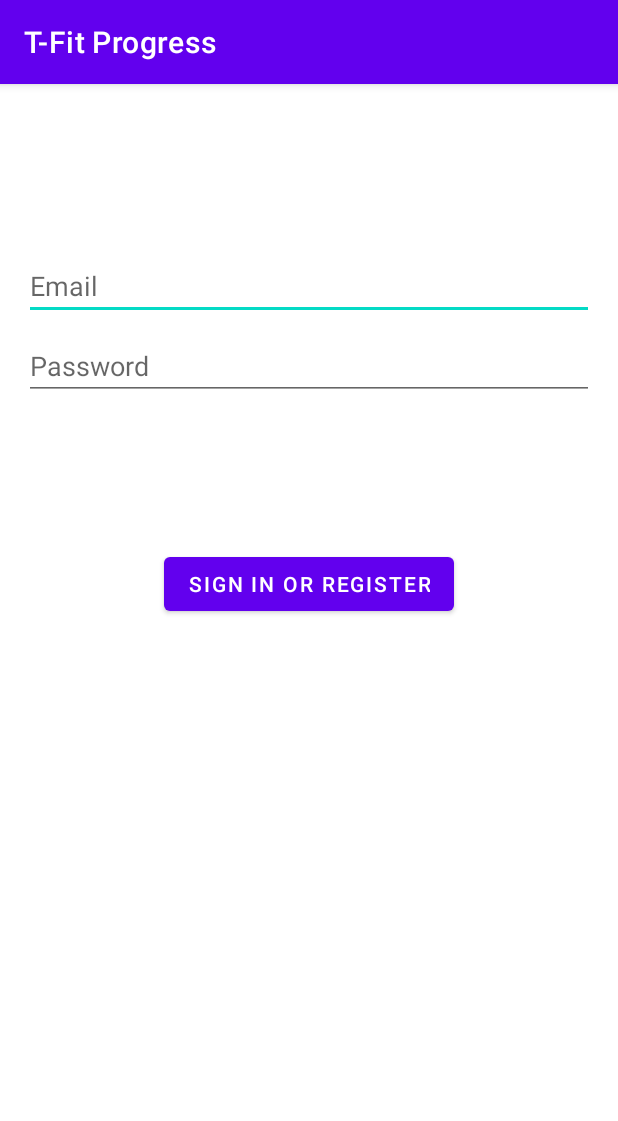
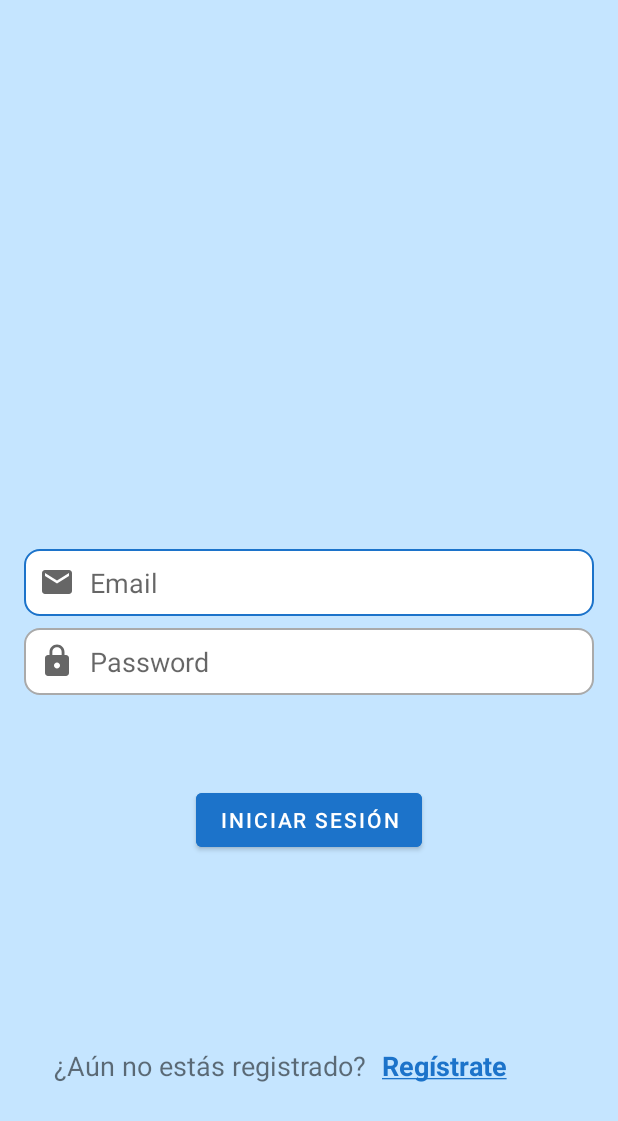
Before and after one commit to JuandeCuesta/T-FitProgress, an Android app: the screen it shows after launch (LoginActivity), on a phone screen of 412 x 824 dp. Shown: the top 1121 px of the screen. Run offline under Robolectric (Android 15) with nearby library versions, the phone set to English and light mode, and no system bars.

Commit message:
Login and Register

```diff
--- a/app/src/main/java/edu/juandecuesta/t_fitprogress/LoginActivity.kt
+++ b/app/src/main/java/edu/juandecuesta/t_fitprogress/LoginActivity.kt
@@ -24,13 +24,16 @@ class LoginActivity : AppCompatActivity() {
 
         val password = binding.password
         val login = binding.login
-        val loading = binding.loading
 
         login.setOnClickListener {
-            loading.visibility = View.VISIBLE
             val myIntent = Intent (this, MainActivity::class.java)
             startActivity(myIntent)
             finish()
+        }
+
+        binding.signUp.setOnClickListener {
+            val myIntent = Intent (this, RegisterActivity::class.java)
+            startActivity(myIntent)
         }
     }
 
--- /dev/null
+++ b/app/src/main/res/drawable/custom_edittext.xml
@@ -0,0 +1,17 @@
+<?xml version="1.0" encoding="utf-8"?>
+<selector xmlns:android="http://schemas.android.com/apk/res/android">
+    <item android:state_enabled="true" android:state_focused="true">
+        <shape android:shape="rectangle">
+            <solid android:color="@color/white"/>
+            <corners android:radius="10dp"/>
+            <stroke android:color="@color/blue_700" android:width="1dp"/>
+        </shape>
+    </item>
+    <item android:state_enabled="true">
+        <shape android:shape="rectangle">
+            <solid android:color="@color/white"/>
+            <corners android:radius="10dp"/>
+            <stroke android:color="@android:color/darker_gray" android:width="1dp"/>
+        </shape>
+    </item>
+</selector>
--- /dev/null
+++ b/app/src/main/res/drawable/ic_baseline.xml
@@ -0,0 +1,10 @@
+<vector xmlns:android="http://schemas.android.com/apk/res/android"
+    android:width="24dp"
+    android:height="24dp"
+    android:viewportWidth="24"
+    android:viewportHeight="24"
+    android:tint="?attr/colorControlNormal">
+  <path
+      android:fillColor="@android:color/darker_gray"
+      android:pathData="M20,4L4,4c-1.1,0 -1.99,0.9 -1.99,2L2,18c0,1.1 0.9,2 2,2h16c1.1,0 2,-0.9 2,-2L22,6c0,-1.1 -0.9,-2 -2,-2zM20,8l-8,5 -8,-5L4,6l8,5 8,-5v2z"/>
+</vector>
--- /dev/null
+++ b/app/src/main/res/drawable/ic_lock.xml
@@ -0,0 +1,10 @@
+<vector xmlns:android="http://schemas.android.com/apk/res/android"
+    android:width="24dp"
+    android:height="24dp"
+    android:viewportWidth="24"
+    android:viewportHeight="24"
+    android:tint="?attr/colorControlNormal">
+  <path
+      android:fillColor="@android:color/darker_gray"
+      android:pathData="M18,8h-1L17,6c0,-2.76 -2.24,-5 -5,-5S7,3.24 7,6v2L6,8c-1.1,0 -2,0.9 -2,2v10c0,1.1 0.9,2 2,2h12c1.1,0 2,-0.9 2,-2L20,10c0,-1.1 -0.9,-2 -2,-2zM12,17c-1.1,0 -2,-0.9 -2,-2s0.9,-2 2,-2 2,0.9 2,2 -0.9,2 -2,2zM15.1,8L8.9,8L8.9,6c0,-1.71 1.39,-3.1 3.1,-3.1 1.71,0 3.1,1.39 3.1,3.1v2z"/>
+</vector>
--- a/app/src/main/res/layout/activity_login.xml
+++ b/app/src/main/res/layout/activity_login.xml
@@ -5,20 +5,25 @@
     android:id="@+id/container"
     android:layout_width="match_parent"
     android:layout_height="match_parent"
+    android:background="@color/blue_200"
     android:paddingLeft="@dimen/activity_horizontal_margin"
     android:paddingTop="@dimen/activity_vertical_margin"
     android:paddingRight="@dimen/activity_horizontal_margin"
     android:paddingBottom="@dimen/activity_vertical_margin"
-    tools:context=".ui.login.LoginActivity">
+    tools:context=".LoginActivity">
 
     <EditText
         android:id="@+id/username"
         android:layout_width="0dp"
         android:layout_height="wrap_content"
-        android:layout_marginTop="96dp"
+        android:layout_marginTop="350dp"
         android:hint="@string/prompt_email"
+        android:drawableStart="@drawable/ic_baseline"
+        android:drawablePadding="10dp"
+        android:background="@drawable/custom_edittext"
         android:inputType="textEmailAddress"
         android:selectAllOnFocus="true"
+        android:padding="10dp"
         app:layout_constraintEnd_toEndOf="parent"
         app:layout_constraintStart_toStartOf="parent"
         app:layout_constraintTop_toTopOf="parent" />
@@ -27,9 +32,13 @@
         android:id="@+id/password"
         android:layout_width="0dp"
         android:layout_height="wrap_content"
+        android:drawableStart="@drawable/ic_lock"
+        android:drawablePadding="10dp"
+        android:background="@drawable/custom_edittext"
         android:layout_marginTop="8dp"
         android:hint="@string/prompt_password"
-        android:imeActionLabel="@string/action_sign_in_short"
+        android:imeActionLabel="@string/sign_in"
+        android:padding="10dp"
         android:imeOptions="actionDone"
         android:inputType="textPassword"
         android:selectAllOnFocus="true"
@@ -44,26 +53,41 @@
         android:layout_gravity="start"
         android:layout_marginTop="16dp"
         android:layout_marginBottom="64dp"
+        android:backgroundTint="@color/blue_700"
         android:enabled="true"
-        android:text="@string/action_sign_in"
+        android:text="@string/sign_in"
         app:layout_constraintBottom_toBottomOf="parent"
         app:layout_constraintEnd_toEndOf="parent"
         app:layout_constraintStart_toStartOf="parent"
         app:layout_constraintTop_toBottomOf="@+id/password"
         app:layout_constraintVertical_bias="0.2" />
 
-    <ProgressBar
-        android:id="@+id/loading"
+    <TextView
+        android:id="@+id/textView2"
         android:layout_width="wrap_content"
         android:layout_height="wrap_content"
-        android:layout_gravity="center"
-        android:layout_marginTop="64dp"
-        android:layout_marginBottom="64dp"
-        android:visibility="gone"
-        app:layout_constraintBottom_toBottomOf="parent"
-        app:layout_constraintEnd_toEndOf="@+id/password"
+        android:layout_marginStart="20dp"
+        android:layout_marginTop="127dp"
+        android:text="@string/sinCuenta"
+        android:textSize="18dp"
         app:layout_constraintStart_toStartOf="@+id/password"
-        app:layout_constraintTop_toTopOf="parent"
-        app:layout_constraintVertical_bias="0.3" />
+        app:layout_constraintTop_toBottomOf="@+id/login" />
+
+    <TextView
+        android:id="@+id/signUp"
+        android:layout_width="0dp"
+        android:layout_height="wrap_content"
+        android:clickable="true"
+        android:paddingStart="10dp"
+        android:text="@string/registrate"
+        android:textColor="@color/blue_700"
+        android:textSize="18dp"
+
+        android:textStyle="bold"
+        app:layout_constraintBottom_toBottomOf="@+id/textView2"
+        app:layout_constraintEnd_toEndOf="parent"
+        app:layout_constraintStart_toEndOf="@+id/textView2"
+        app:layout_constraintTop_toTopOf="@+id/textView2" />
+
 
 </androidx.constraintlayout.widget.ConstraintLayout>
--- a/app/src/main/res/layout/ent_fragment_home.xml
+++ b/app/src/main/res/layout/ent_fragment_home.xml
@@ -5,6 +5,7 @@
     android:layout_width="match_parent"
     android:layout_height="match_parent"
     tools:context=".ui_entrenador.home.HomeFragment">
+
 
     <TextView
         android:id="@+id/text_home"
--- a/app/src/main/res/menu/activity_main_drawer.xml
+++ b/app/src/main/res/menu/activity_main_drawer.xml
@@ -1,5 +1,6 @@
 <?xml version="1.0" encoding="utf-8"?>
 <menu xmlns:android="http://schemas.android.com/apk/res/android"
+    xmlns:app="http://schemas.android.com/apk/res-auto"
     xmlns:tools="http://schemas.android.com/tools"
     tools:showIn="navigation_view">
 
@@ -25,4 +26,5 @@
             android:icon="@drawable/ic_menu_slideshow"
             android:title="@string/menu_mensajes" />
     </group>
+
 </menu>
--- a/app/src/main/res/menu/main.xml
+++ b/app/src/main/res/menu/main.xml
@@ -2,8 +2,8 @@
 <menu xmlns:android="http://schemas.android.com/apk/res/android"
     xmlns:app="http://schemas.android.com/apk/res-auto">
     <item
-        android:id="@+id/nav_logout"
+        android:id="@+id/nav1"
         android:orderInCategory="100"
-        android:title="@string/action_settings"
+        android:title="@string/logout"
         app:showAsAction="never" />
 </menu>
--- a/app/src/main/res/values-night/themes.xml
+++ b/app/src/main/res/values-night/themes.xml
@@ -2,8 +2,8 @@
     <!-- Base application theme. -->
     <style name="Theme.TFitProgress" parent="Theme.MaterialComponents.DayNight.DarkActionBar">
         <!-- Primary brand color. -->
-        <item name="colorPrimary">@color/purple_200</item>
-        <item name="colorPrimaryVariant">@color/purple_700</item>
+        <item name="colorPrimary">@color/blue_200</item>
+        <item name="colorPrimaryVariant">@color/blue_700</item>
         <item name="colorOnPrimary">@color/black</item>
         <!-- Secondary brand color. -->
         <item name="colorSecondary">@color/teal_200</item>
--- a/app/src/main/res/values/colors.xml
+++ b/app/src/main/res/values/colors.xml
@@ -1,8 +1,8 @@
 <?xml version="1.0" encoding="utf-8"?>
 <resources>
-    <color name="purple_200">#FFBB86FC</color>
-    <color name="purple_500">#FF6200EE</color>
-    <color name="purple_700">#FF3700B3</color>
+    <color name="blue_200">#FFC5E5FF</color>
+    <color name="blue_500">#FF2099FA</color>
+    <color name="blue_700">#FF1C73CA</color>
     <color name="teal_200">#FF03DAC5</color>
     <color name="teal_700">#FF018786</color>
     <color name="black">#FF000000</color>
--- a/app/src/main/res/values/strings.xml
+++ b/app/src/main/res/values/strings.xml
@@ -1,11 +1,16 @@
 <resources>
     <string name="app_name">T-Fit Progress</string>
+    <string name="register_name">Registro</string>
     <string name="navigation_drawer_open">Open navigation drawer</string>
     <string name="navigation_drawer_close">Close navigation drawer</string>
     <string name="nav_header_title">Android Studio</string>
     <string name="nav_header_subtitle">android.studio@android.com</string>
     <string name="nav_header_desc">Navigation header</string>
-    <string name="action_settings">Cerrar Sesión</string>
+    <string name="logout">Cerrar Sesión</string>
+    <string name="sign_in">Iniciar Sesión</string>
+    <string name="sinCuenta">¿Aún no estás registrado?</string>
+    <string name="registrate"><u>Regístrate</u></string>
+
 
     <string name="menu_home">Inicio</string>
     <string name="menu_clientes">Clientes</string>
--- a/app/src/main/res/values/themes.xml
+++ b/app/src/main/res/values/themes.xml
@@ -2,8 +2,8 @@
     <!-- Base application theme. -->
     <style name="Theme.TFitProgress" parent="Theme.MaterialComponents.DayNight.DarkActionBar">
         <!-- Primary brand color. -->
-        <item name="colorPrimary">@color/purple_500</item>
-        <item name="colorPrimaryVariant">@color/purple_700</item>
+        <item name="colorPrimary">@color/blue_500</item>
+        <item name="colorPrimaryVariant">@color/blue_700</item>
         <item name="colorOnPrimary">@color/white</item>
         <!-- Secondary brand color. -->
         <item name="colorSecondary">@color/teal_200</item>
```
Also changed, not shown: app/src/main/AndroidManifest.xml (+9 -5 lines), app/src/main/java/edu/juandecuesta/t_fitprogress/RegisterActivity.kt (added, +11 -0 lines), app/src/main/java/edu/juandecuesta/t_fitprogress/ui_entrenador/MainActivity.kt (+4 -18 lines), app/src/main/java/edu/juandecuesta/t_fitprogress/ui_entrenador/home/HomeFragment.kt (+27 -3 lines), app/src/main/res/layout/activity_main.xml (+18 -1 lines), app/src/main/res/layout/activity_register.xml (added, +9 -0 lines).
